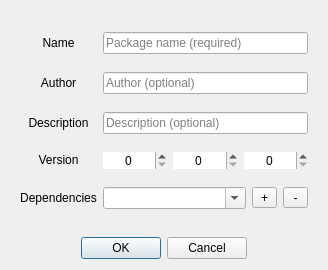
Qt form src/ui/dlgPackageExporterInput.ui (Mudlet/Mudlet) before a commit.
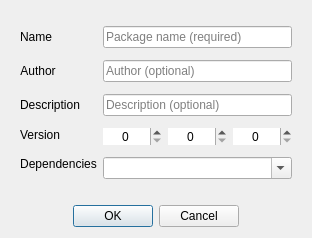
The same form after that commit.

Commit message: make dependecies more intuitive

Patch:
```diff
--- a/src/ui/dlgPackageExporterInput.ui
+++ b/src/ui/dlgPackageExporterInput.ui
@@ -6,8 +6,8 @@
    <rect>
     <x>0</x>
     <y>0</y>
-    <width>328</width>
-    <height>270</height>
+    <width>312</width>
+    <height>238</height>
    </rect>
   </property>
   <property name="windowTitle">
@@ -16,33 +16,7 @@
   <layout class="QVBoxLayout" name="verticalLayout">
    <item>
     <widget class="QWidget" name="widget" native="true">
-     <layout class="QGridLayout" name="gridLayout">
-      <item row="3" column="0">
-       <widget class="QLabel" name="label_4">
-        <property name="sizePolicy">
-         <sizepolicy hsizetype="Preferred" vsizetype="Maximum">
-          <horstretch>0</horstretch>
-          <verstretch>0</verstretch>
-         </sizepolicy>
-        </property>
-        <property name="text">
-         <string>Version</string>
-        </property>
-        <property name="alignment">
-         <set>Qt::AlignCenter</set>
-        </property>
-       </widget>
-      </item>
-      <item row="1" column="0">
-       <widget class="QLabel" name="label_2">
-        <property name="text">
-         <string>Author</string>
-        </property>
-        <property name="alignment">
-         <set>Qt::AlignCenter</set>
-        </property>
-       </widget>
-      </item>
+     <layout class="QFormLayout" name="formLayout">
       <item row="0" column="0">
        <widget class="QLabel" name="label">
         <property name="text">
@@ -53,16 +27,17 @@
         </property>
        </widget>
       </item>
-      <item row="6" column="0">
-       <widget class="QLabel" name="label_5">
-        <property name="sizePolicy">
-         <sizepolicy hsizetype="Maximum" vsizetype="Maximum">
-          <horstretch>0</horstretch>
-          <verstretch>0</verstretch>
-         </sizepolicy>
+      <item row="0" column="1">
+       <widget class="QLineEdit" name="PackageName">
+        <property name="placeholderText">
+         <string>Package name (required)</string>
         </property>
+       </widget>
+      </item>
+      <item row="1" column="0">
+       <widget class="QLabel" name="label_2">
         <property name="text">
-         <string>Dependencies</string>
+         <string>Author</string>
         </property>
         <property name="alignment">
          <set>Qt::AlignCenter</set>
@@ -108,10 +83,19 @@
         </property>
        </widget>
       </item>
-      <item row="0" column="1">
-       <widget class="QLineEdit" name="PackageName">
-        <property name="placeholderText">
-         <string>Package name (required)</string>
+      <item row="3" column="0">
+       <widget class="QLabel" name="label_4">
+        <property name="sizePolicy">
+         <sizepolicy hsizetype="Preferred" vsizetype="Maximum">
+          <horstretch>0</horstretch>
+          <verstretch>0</verstretch>
+         </sizepolicy>
+        </property>
+        <property name="text">
+         <string>Version</string>
+        </property>
+        <property name="alignment">
+         <set>Qt::AlignCenter</set>
         </property>
        </widget>
       </item>
@@ -164,69 +148,43 @@
         </item>
        </layout>
       </item>
-      <item row="6" column="1">
-       <layout class="QHBoxLayout" name="horizontalLayout_2">
-        <item>
-         <widget class="QComboBox" name="Dependencies">
-          <property name="focusPolicy">
-           <enum>Qt::StrongFocus</enum>
-          </property>
-          <property name="editable">
-           <bool>true</bool>
-          </property>
-          <property name="currentText">
-           <string/>
-          </property>
-          <property name="insertPolicy">
-           <enum>QComboBox::NoInsert</enum>
-          </property>
-         </widget>
-        </item>
-        <item>
-         <widget class="QToolButton" name="addDependency">
-          <property name="minimumSize">
-           <size>
-            <width>25</width>
-            <height>0</height>
-           </size>
-          </property>
-          <property name="maximumSize">
-           <size>
-            <width>25</width>
-            <height>16777215</height>
-           </size>
-          </property>
-          <property name="focusPolicy">
-           <enum>Qt::StrongFocus</enum>
-          </property>
-          <property name="text">
-           <string>+</string>
-          </property>
-         </widget>
-        </item>
-        <item>
-         <widget class="QToolButton" name="removeDependency">
-          <property name="minimumSize">
-           <size>
-            <width>25</width>
-            <height>0</height>
-           </size>
-          </property>
-          <property name="maximumSize">
-           <size>
-            <width>25</width>
-            <height>16777215</height>
-           </size>
-          </property>
-          <property name="focusPolicy">
-           <enum>Qt::StrongFocus</enum>
-          </property>
-          <property name="text">
-           <string>-</string>
-          </property>
-         </widget>
-        </item>
-       </layout>
+      <item row="4" column="0">
+       <widget class="QLabel" name="label_5">
+        <property name="sizePolicy">
+         <sizepolicy hsizetype="Maximum" vsizetype="Maximum">
+          <horstretch>0</horstretch>
+          <verstretch>0</verstretch>
+         </sizepolicy>
+        </property>
+        <property name="text">
+         <string>Dependencies</string>
+        </property>
+        <property name="alignment">
+         <set>Qt::AlignCenter</set>
+        </property>
+       </widget>
+      </item>
+      <item row="4" column="1">
+       <widget class="QComboBox" name="Dependencies">
+        <property name="sizePolicy">
+         <sizepolicy hsizetype="Preferred" vsizetype="Expanding">
+          <horstretch>0</horstretch>
+          <verstretch>0</verstretch>
+         </sizepolicy>
+        </property>
+        <property name="focusPolicy">
+         <enum>Qt::StrongFocus</enum>
+        </property>
+        <property name="editable">
+         <bool>true</bool>
+        </property>
+        <property name="currentText">
+         <string/>
+        </property>
+        <property name="insertPolicy">
+         <enum>QComboBox::NoInsert</enum>
+        </property>
+       </widget>
       </item>
      </layout>
     </widget>
```
Left out of the diff: 2 changed lines with no effect on the pictures. The commit also changes 2 other files.
